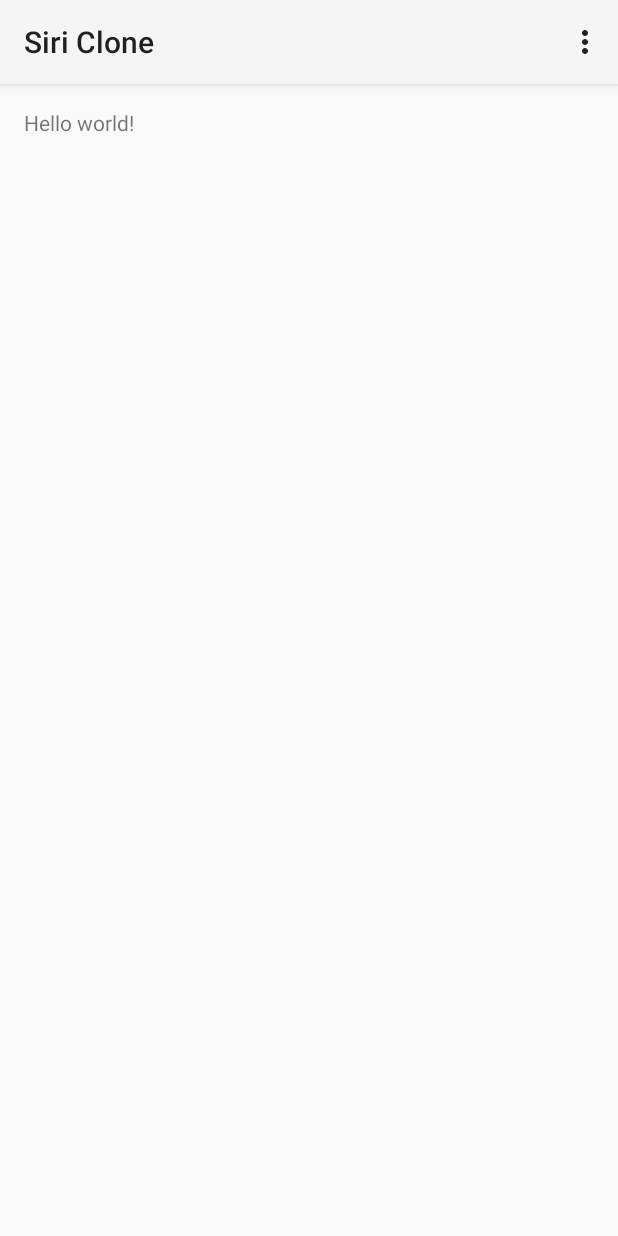
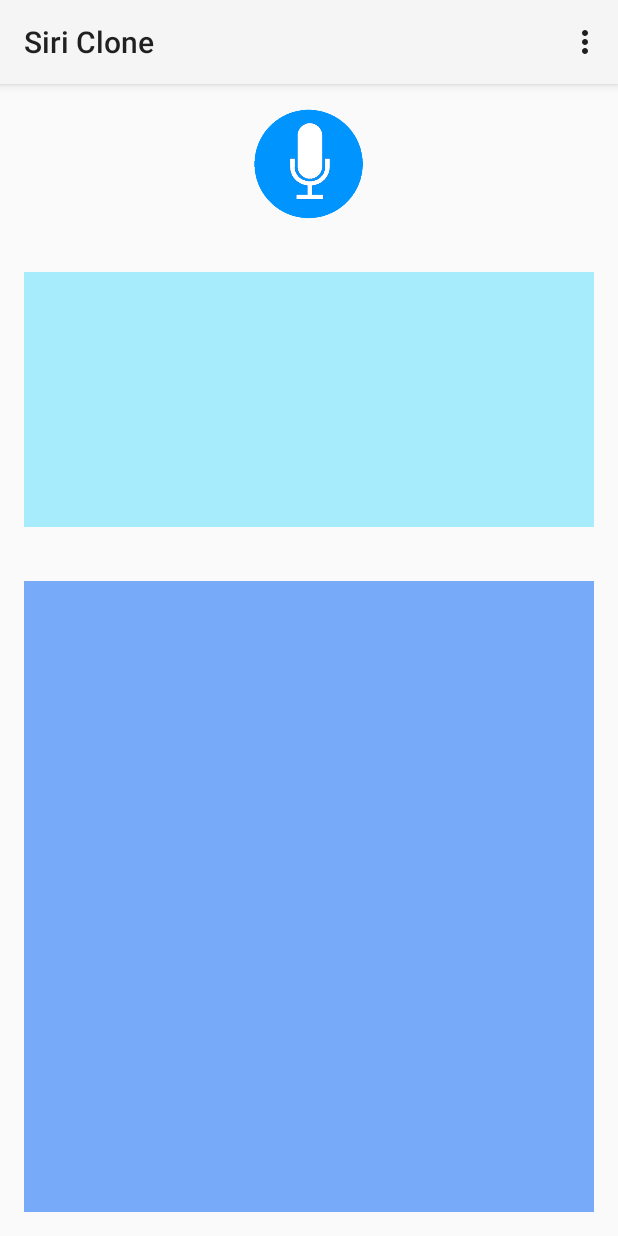
Before and after one commit to nikhilJain17/Siri-Clone-for-Android, an Android app: the screen it shows after launch (MainActivity), on a phone screen of 412 x 824 dp. Run offline under Robolectric (Android 15) with nearby library versions, the phone set to English and light mode, and no system bars.

Commit message:
Added the (simplistic) layout

```diff
--- a/Siri-Clone-For-Android-Project/app/src/main/java/com/hello/learning/siriclone/MainActivity.java
+++ b/Siri-Clone-For-Android-Project/app/src/main/java/com/hello/learning/siriclone/MainActivity.java
@@ -4,14 +4,27 @@ import android.app.Activity;
 import android.os.Bundle;
 import android.view.Menu;
 import android.view.MenuItem;
+import android.view.View;
+import android.widget.TextView;
+import android.widget.Toast;
+
+import org.w3c.dom.Text;
 
 
 public class MainActivity extends Activity {
+
+    TextView userWordsTV;       // TextView for holding the user's speech
+    TextView computerWordsTV;   // TextView for holding the computer's reply
 
     @Override
     protected void onCreate(Bundle savedInstanceState) {
         super.onCreate(savedInstanceState);
         setContentView(R.layout.activity_main);
+
+        // Initialize the two TextViews
+        userWordsTV = (TextView) findViewById(R.id.userWords);
+        computerWordsTV = (TextView) findViewById(R.id.computerWords);
+
     }
 
 
@@ -21,6 +34,7 @@ public class MainActivity extends Activity {
         getMenuInflater().inflate(R.menu.main, menu);
         return true;
     }
+
 
     @Override
     public boolean onOptionsItemSelected(MenuItem item) {
@@ -33,4 +47,18 @@ public class MainActivity extends Activity {
         }
         return super.onOptionsItemSelected(item);
     }
+
+
+    // The onClick listener for the blue microphone button
+    public void onBlueMicClick(View view) {
+
+
+    // Listen for the inputs
+    // Figure out what to do with them
+           // eg. Call Joe, Text 333-3333, etc...
+
+
+
+
+    }
 }
--- a/Siri-Clone-For-Android-Project/app/src/main/res/layout/activity_main.xml
+++ b/Siri-Clone-For-Android-Project/app/src/main/res/layout/activity_main.xml
@@ -8,9 +8,41 @@
     android:paddingBottom="@dimen/activity_vertical_margin"
     tools:context=".MainActivity">
 
+
+    <ImageView
+        android:layout_width="75dp"
+        android:layout_height="75dp"
+        android:id="@+id/buttonImageView"
+        android:src="@drawable/blue_mic_button"
+        android:layout_alignParentTop="true"
+        android:layout_centerHorizontal="true"
+        android:onClick="onBlueMicClick"/>
+
     <TextView
-        android:text="@string/hello_world"
+        android:layout_width="match_parent"
+        android:layout_height="170dp"
+        android:textAppearance="?android:attr/textAppearanceMedium"
+        android:text=""
+        android:id="@+id/userWords"
+        android:layout_below="@+id/buttonImageView"
+        android:layout_alignParentRight="true"
+        android:layout_alignParentEnd="true"
+        android:layout_marginTop="34dp"
+        android:background="#b686e7ff" />
+
+    <TextView
         android:layout_width="wrap_content"
-        android:layout_height="wrap_content" />
+        android:layout_height="wrap_content"
+        android:textAppearance="?android:attr/textAppearanceMedium"
+        android:text=""
+        android:id="@+id/computerWords"
+        android:layout_below="@+id/userWords"
+        android:layout_alignParentLeft="true"
+        android:layout_alignParentStart="true"
+        android:layout_marginTop="36dp"
+        android:layout_alignParentBottom="true"
+        android:layout_alignParentRight="true"
+        android:layout_alignParentEnd="true"
+        android:background="#a73481fa" />
 
 </RelativeLayout>
```
Also changed, not shown: Siri-Clone-For-Android-Project/app/src/main/res/drawable-hdpi/blue_mic_button.png (added), Siri-Clone-For-Android-Project/app/src/main/res/drawable-mdpi/blue_mic_button.png (added), Siri-Clone-For-Android-Project/app/src/main/res/drawable-xhdpi/blue_mic_button.png (added), Siri-Clone-For-Android-Project/app/src/main/res/drawable-xxhdpi/blue_mic_button.png (added), 1 other file.
